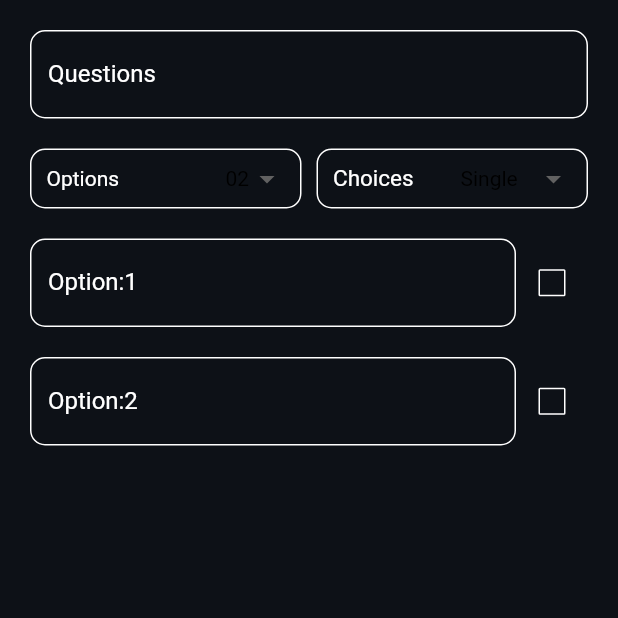
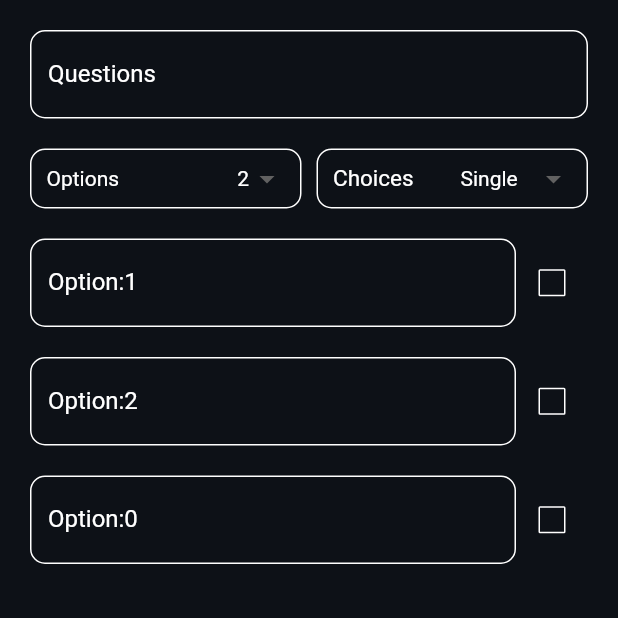
Before and after one commit to Paxlows/flutterform, a Flutter app: the screen it shows after launch, on a phone screen of 412 x 824 dp, the top half of it. Run offline on Flutter 3.47's test engine with Material 2 defaults, Android fonts, the phone set to English and light mode, and no system bars.

Commit message:
form-update

```diff
--- a/lib/main.dart
+++ b/lib/main.dart
@@ -10,8 +10,50 @@ class MyApp extends StatelessWidget {
   @override
   Widget build(BuildContext context) {
     String dorpDownValue = "Single";
-    String dorpDownValue1 = "02";
+    int dorpDownValue1 = 02;
     bool checkValue = false;
+    Widget options(int optionNumber) {
+      return Row(
+        mainAxisAlignment: MainAxisAlignment.spaceBetween,
+        children: [
+          Expanded(
+            child: TextField(
+              maxLines: null,
+              style: const TextStyle(color: Colors.white),
+              decoration: InputDecoration(
+                labelText: "Option:$optionNumber",
+                labelStyle: const TextStyle(color: Colors.white),
+                enabledBorder: OutlineInputBorder(
+                  borderRadius: BorderRadius.circular(10),
+                  borderSide: const BorderSide(color: Colors.white),
+                ),
+                focusedBorder: OutlineInputBorder(
+                  borderRadius: BorderRadius.circular(10),
+                  borderSide: const BorderSide(color: Colors.white),
+                ),
+              ),
+            ),
+          ),
+          SizedBox(
+            child: StatefulBuilder(
+              builder: (BuildContext context, setState) {
+                return Checkbox(
+                  checkColor: Colors.black,
+                  activeColor: Colors.white,
+                  side: const BorderSide(color: Colors.white),
+                  value: checkValue,
+                  onChanged: (bool? value) {
+                    setState(() {
+                      checkValue = value!;
+                    });
+                  },
+                );
+              },
+            ),
+          ),
+        ],
+      );
+    }
 
     return GestureDetector(
       onTap: () {
@@ -69,26 +111,28 @@ class MyApp extends StatelessWidget {
                                 const SizedBox(width: 10),
                                 StatefulBuilder(builder: (BuildContext context,
                                     StateSetter setState) {
-                                  return DropdownButton<String>(
-                                    dropdownColor: Colors.white,
+                                  return DropdownButton<int>(
+                                    dropdownColor: Colors.black,
                                     underline: const SizedBox(),
                                     value: dorpDownValue1,
                                     elevation: 16,
                                     style: const TextStyle(color: Colors.white),
-                                    onChanged: (String? newValue) {
+                                    onChanged: (int? newValue) {
                                       setState(() {
                                         dorpDownValue1 = newValue!;
                                       });
                                     },
-                                    items: <String>['02', '03', '04']
-                                        .map<DropdownMenuItem<String>>(
-                                            (String value) {
-                                      return DropdownMenuItem<String>(
+                                    items: <int>[
+                                      02,
+                                      03,
+                                      04
+                                    ].map<DropdownMenuItem<int>>((int value) {
+                                      return DropdownMenuItem<int>(
                                         value: value,
                                         child: Text(
-                                          value,
+                                          '$value',
                                           style: const TextStyle(
-                                              color: Colors.black),
+                                              color: Colors.white),
                                         ),
                                       );
                                     }).toList(),
@@ -125,7 +169,7 @@ class MyApp extends StatelessWidget {
                                   return DropdownButton<String>(
                                     value: dorpDownValue,
                                     underline: const SizedBox(),
-                                    dropdownColor: Colors.white,
+                                    dropdownColor: Colors.black,
                                     elevation: 16,
                                     style: const TextStyle(color: Colors.white),
                                     onChanged: (String? newValue) {
@@ -141,7 +185,7 @@ class MyApp extends StatelessWidget {
                                         child: Text(
                                           value,
                                           style: const TextStyle(
-                                              color: Colors.black),
+                                              color: Colors.white),
                                         ),
                                       );
                                     }).toList(),
@@ -154,93 +198,17 @@ class MyApp extends StatelessWidget {
                       ],
                     ),
                     const SizedBox(height: 20),
-                    Row(
-                      mainAxisAlignment: MainAxisAlignment.spaceBetween,
-                      children: [
-                        Expanded(
-                          child: TextField(
-                            maxLines: null,
-                            style: const TextStyle(color: Colors.white),
-                            decoration: InputDecoration(
-                              labelText: "Option:1",
-                              labelStyle: const TextStyle(color: Colors.white),
-                              enabledBorder: OutlineInputBorder(
-                                borderRadius: BorderRadius.circular(10),
-                                borderSide:
-                                    const BorderSide(color: Colors.white),
-                              ),
-                              focusedBorder: OutlineInputBorder(
-                                borderRadius: BorderRadius.circular(10),
-                                borderSide:
-                                    const BorderSide(color: Colors.white),
-                              ),
-                            ),
-                          ),
-                        ),
-                        SizedBox(
-                          height: 10,
-                          child: StatefulBuilder(
-                            builder: (BuildContext context, setState) {
-                              return Checkbox(
-                                checkColor: Colors.black,
-                                activeColor: Colors.white,
-                                side: const BorderSide(color: Colors.white),
-                                value: checkValue,
-                                onChanged: (bool? value) {
-                                  setState(() {
-                                    checkValue = value!;
-                                  });
-                                },
-                              );
-                            },
-                          ),
-                        )
-                      ],
-                    ),
+                    options(1),
                     const SizedBox(height: 20),
-                    Row(
-                      mainAxisAlignment: MainAxisAlignment.spaceBetween,
-                      children: [
-                        Expanded(
-                          child: TextField(
-                            maxLines: null,
-                            style: const TextStyle(color: Colors.white),
-                            decoration: InputDecoration(
-                              labelText: "Option:2",
-                              labelStyle: const TextStyle(color: Colors.white),
-                              enabledBorder: OutlineInputBorder(
-                                borderRadius: BorderRadius.circular(10),
-                                borderSide:
-                                    const BorderSide(color: Colors.white),
-                              ),
-                              focusedBorder: OutlineInputBorder(
-                                borderRadius: BorderRadius.circular(10),
-                                borderSide:
-                                    const BorderSide(color: Colors.white),
-                              ),
-                            ),
-                          ),
-                        ),
-                        SizedBox(
-                          child: StatefulBuilder(
-                            builder: (BuildContext context, setState) {
-                              return Checkbox(
-                                checkColor: Colors.black,
-                                activeColor: Colors.white,
-                                side: const BorderSide(color: Colors.white),
-                                value: checkValue,
-                                onChanged: (bool? value) {
-                                  setState(() {
-                                    checkValue = value!;
-                                  });
-                                },
-                              );
-                            },
-                          ),
-                        ),
-                      ],
-                    ),
+                    options(2),
                     const SizedBox(height: 20),
+                    StatefulBuilder(
+                      builder: (BuildContext context, setState) {
+                        return dorpDownValue1 == 3
+                            ? options(dorpDownValue1)
+                            : options(0);
+                      },
+                    )
                   ],
                 ),
               ),
```
